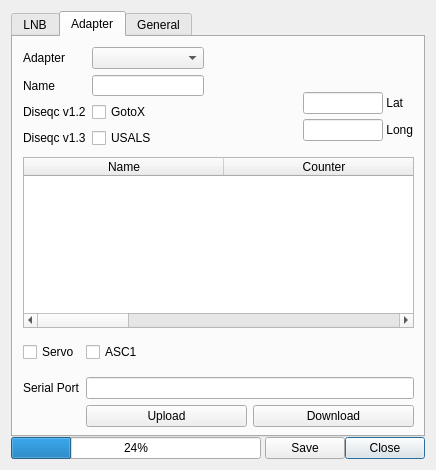
This is settings.ui in stahir/updatedvb as Qt 5 draws it before an edit. The edited form follows.
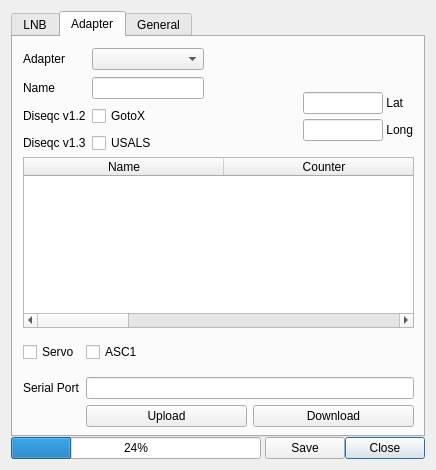
This is the edited form.

```diff
--- a/settings.ui
+++ b/settings.ui
@@ -362,7 +362,7 @@
            <x>10</x>
            <y>10</y>
            <width>181</width>
-           <height>101</height>
+           <height>108</height>
           </rect>
          </property>
          <layout class="QGridLayout" name="gridLayout_3">
```
Left out of the diff: 5 changed lines with no effect on the pictures.
